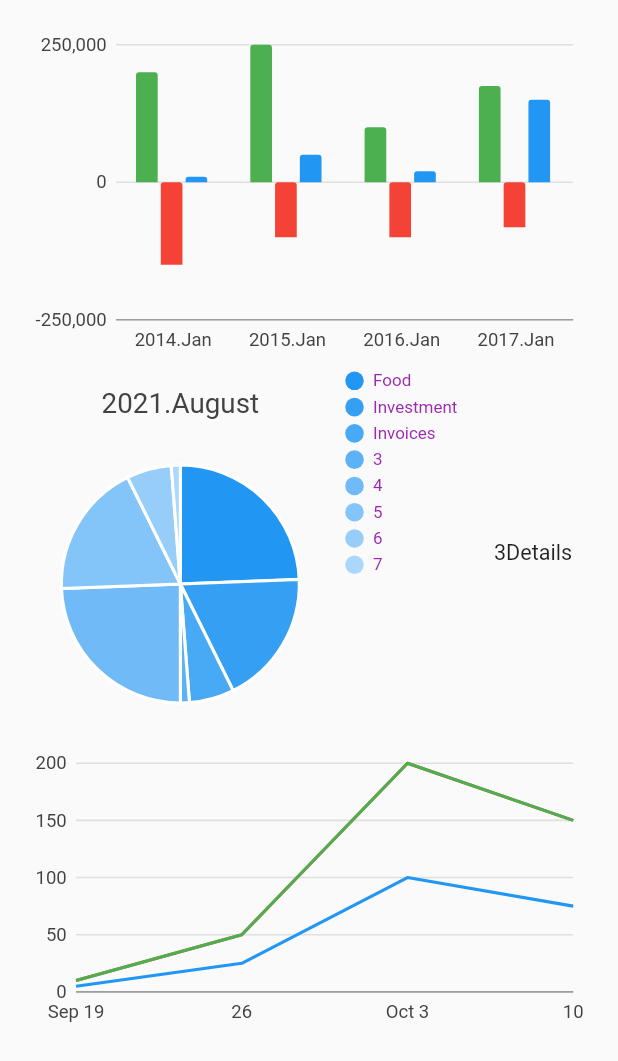
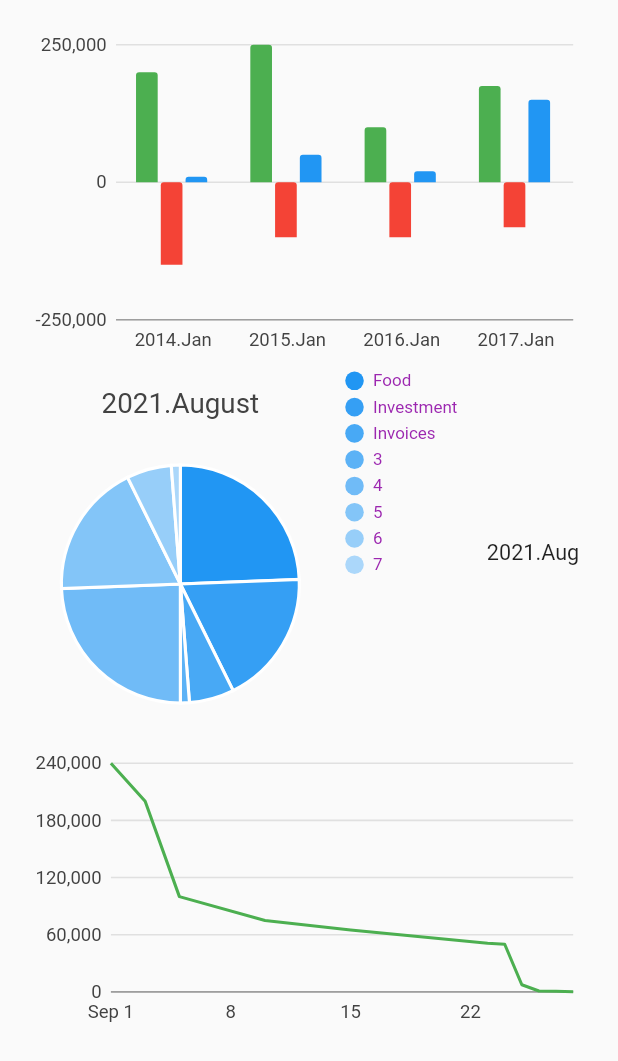
Before and after one commit to dodoqqww/my_budget, a Flutter app: the GraphScreen screen opened directly, on a phone screen of 412 x 824 dp. Shown: the top 1061 px of the screen. Run offline on Flutter 3.47's test engine with Material 2 defaults, Android fonts, the phone set to English and light mode, and no system bars; our stand-ins replace charts_flutter, convex_bottom_bar, expandable, get_it, month_picker_dialog, responsive_framework and 1 more; missing offline and left inert: flutter_date_picker_timeline, flutter_picker; generated files the repository leaves out were written again; Roboto replaces fonts that are missing (Georgia).

Commit message:
graph ui update

```diff
--- a/lib/models/wallet.dart
+++ b/lib/models/wallet.dart
@@ -35,6 +35,7 @@ class Wallet {
   String name;
   double amount;
   WalletType type;
+  //TODO transactions
   //plus options
 
   Wallet(
--- a/lib/ui/screens/graph_screen.dart
+++ b/lib/ui/screens/graph_screen.dart
@@ -58,13 +58,11 @@ class ExpenseChart extends StatelessWidget {
   @override
   Widget build(BuildContext context) {
     return Padding(
-      padding: const EdgeInsets.only(left: 10, right: 10),
-      child: getAppCardStyle(
-        child: Padding(
-            padding: EdgeInsets.all(5),
-            child: DateTimeComboLinePointChart.withSampleData()),
-      ),
-    );
+        padding: const EdgeInsets.only(left: 10, right: 10),
+        child: getAppCardStyle(
+            child: Padding(
+                padding: EdgeInsets.all(5),
+                child: SimpleTimeSeriesChart.withSampleData())));
   }
 }
 
@@ -78,8 +76,16 @@ class IncomeChart extends StatelessWidget {
     return Padding(
       padding: const EdgeInsets.only(right: 10),
       child: getAppCardStyle(
-        child: Center(child: Text("3Details")),
-      ),
+          child: Stack(
+        alignment: AlignmentDirectional.center,
+        children: [
+          //TODO picker mint frequencynél
+          Text("2021.Aug"),
+          //SizedBox(
+          //  width: 20,
+          //),
+        ],
+      )),
     );
   }
 }
--- a/lib/ui/widgets/chart.dart
+++ b/lib/ui/widgets/chart.dart
@@ -19,7 +19,8 @@ class OrdinalComboBarLineChart extends StatelessWidget {
 
   @override
   Widget build(BuildContext context) {
-    return new charts.OrdinalComboChart(seriesList,
+    return new charts.OrdinalComboChart(
+      seriesList,
       animate: animate,
       primaryMeasureAxis: new charts.NumericAxisSpec(
           tickProviderSpec: new charts.BasicNumericTickProviderSpec(
@@ -41,7 +42,24 @@ class OrdinalComboBarLineChart extends StatelessWidget {
             strokeWidthPx: 2,
             // ID used to link series to this renderer.
             customRendererId: 'customLine')
-        ]);
+      ],
+      behaviors: [
+        // new charts.SlidingViewport(),
+        new charts.LinePointHighlighter(
+            showHorizontalFollowLine:
+                charts.LinePointHighlighterFollowLineType.none,
+            showVerticalFollowLine:
+                charts.LinePointHighlighterFollowLineType.nearest),
+        new charts.SelectNearest(
+            eventTrigger: (charts.SelectionTrigger.tapAndDrag)),
+
+        new charts.SlidingViewport(),
+        // A pan and zoom behavior helps demonstrate the sliding viewport
+        // behavior by allowing the data visible in the viewport to be adjusted
+        // dynamically.
+        new charts.PanAndZoomBehavior(),
+      ],
+    );
   }
 
   /// Create series list with multiple series
@@ -195,15 +213,15 @@ class LinearSales {
   LinearSales(this.year, this.sales);
 }
 
-class DateTimeComboLinePointChart extends StatelessWidget {
+class SimpleTimeSeriesChart extends StatelessWidget {
   final List<charts.Series> seriesList;
   final bool animate;
 
-  DateTimeComboLinePointChart(this.seriesList, {this.animate});
+  SimpleTimeSeriesChart(this.seriesList, {this.animate});
 
   /// Creates a [TimeSeriesChart] with sample data and no transition.
-  factory DateTimeComboLinePointChart.withSampleData() {
-    return new DateTimeComboLinePointChart(
+  factory SimpleTimeSeriesChart.withSampleData() {
+    return new SimpleTimeSeriesChart(
       _createSampleData(),
       // Disable animations for image tests.
       animate: false,
@@ -215,17 +233,32 @@ class DateTimeComboLinePointChart extends StatelessWidget {
     return new charts.TimeSeriesChart(
       seriesList,
       animate: animate,
-      // Configure the default renderer as a line renderer. This will be used
-      // for any series that does not define a rendererIdKey.
+      primaryMeasureAxis: new charts.NumericAxisSpec(
+          tickProviderSpec: new charts.BasicNumericTickProviderSpec(
+        // Make sure we don't have values less than 1 as ticks
+        // (ie: counts).
+
+        desiredMinTickCount: 4,
+        dataIsInWholeNumbers: true,
+        // Fixed tick count to highlight the integer only behavior
+        // generating ticks [0, 1, 2, 3, 4].
+      )),
+      //behaviors: [
+      //  // new charts.SlidingViewport(),
+      //  new charts.LinePointHighlighter(
+      //      showHorizontalFollowLine:
+      //          charts.LinePointHighlighterFollowLineType.none,
+      //      showVerticalFollowLine:
+      //          charts.LinePointHighlighterFollowLineType.nearest),
+      //  new charts.SelectNearest(
+      //      eventTrigger: (charts.SelectionTrigger.tapAndDrag)),
 //
-      // This is the default configuration, but is shown here for  illustration.
-      defaultRenderer: new charts.LineRendererConfig(),
-      // Custom renderer configuration for the point series.
-      customSeriesRenderers: [
-        new charts.PointRendererConfig(
-            // ID used to link series to this renderer.
-            customRendererId: 'customPoint')
-      ],
+      //  new charts.SlidingViewport(),
+      //  // A pan and zoom behavior helps demonstrate the sliding viewport
+      //  // behavior by allowing the data visible in the viewport to be adjusted
+      //  // dynamically.
+      //  new charts.PanAndZoomBehavior(),
+      //],
       // Optionally pass in a [DateTimeFactory] used by the chart. The factory
       // should create the same type of [DateTime] as the data provided. If none
       // specified, the default creates local date time.
@@ -235,50 +268,37 @@ class DateTimeComboLinePointChart extends StatelessWidget {
 
   /// Create one series with sample hard coded data.
   static List<charts.Series<TimeSeriesSales, DateTime>> _createSampleData() {
-    final desktopSalesData = [
-      new TimeSeriesSales(new DateTime(2017, 9, 19), 5),
-      new TimeSeriesSales(new DateTime(2017, 9, 26), 25),
-      new TimeSeriesSales(new DateTime(2017, 10, 3), 100),
-      new TimeSeriesSales(new DateTime(2017, 10, 10), 75),
+    final data = [
+      new TimeSeriesSales(new DateTime(2017, 9, 1), 240000),
+      new TimeSeriesSales(new DateTime(2017, 9, 3), 200000),
+      new TimeSeriesSales(new DateTime(2017, 9, 5), 100000),
+      new TimeSeriesSales(new DateTime(2017, 9, 10), 75000),
+      new TimeSeriesSales(new DateTime(2017, 9, 15), 65000),
+      new TimeSeriesSales(new DateTime(2017, 9, 23), 51000),
+      new TimeSeriesSales(new DateTime(2017, 9, 24), 50000),
+      new TimeSeriesSales(new DateTime(2017, 9, 25), 7500),
+      new TimeSeriesSales(new DateTime(2017, 9, 26), 1000),
+      new TimeSeriesSales(new DateTime(2017, 9, 27), 750),
+      new TimeSeriesSales(new DateTime(2017, 9, 28), 75),
     ];
 
-    final tableSalesData = [
-      new TimeSeriesSales(new DateTime(2017, 9, 19), 10),
-      new TimeSeriesSales(new DateTime(2017, 9, 26), 50),
-      new TimeSeriesSales(new DateTime(2017, 10, 3), 200),
-      new TimeSeriesSales(new DateTime(2017, 10, 10), 150),
-    ];
-
-    final mobileSalesData = [
-      new TimeSeriesSales(new DateTime(2017, 9, 19), 10),
-      new TimeSeriesSales(new DateTime(2017, 9, 26), 50),
-      new TimeSeriesSales(new DateTime(2017, 10, 3), 200),
-      new TimeSeriesSales(new DateTime(2017, 10, 10), 150),
-    ];
+// Generate 2 shades of each color so that we can style the line segments.
+    final blue = charts.MaterialPalette.blue.shadeDefault;
+    final red = charts.MaterialPalette.red.shadeDefault;
+    final green = charts.MaterialPalette.green.shadeDefault;
 
     return [
       new charts.Series<TimeSeriesSales, DateTime>(
-        id: 'Desktop',
-        colorFn: (_, __) => charts.MaterialPalette.blue.shadeDefault,
+        id: 'Sales',
+        seriesColor: green,
+        colorFn: (TimeSeriesSales asd, __) =>
+            asd.sales % 10000 == 0 ? green : red,
         domainFn: (TimeSeriesSales sales, _) => sales.time,
         measureFn: (TimeSeriesSales sales, _) => sales.sales,
-        data: desktopSalesData,
-      ),
-      new charts.Series<TimeSeriesSales, DateTime>(
-        id: 'Tablet',
-        colorFn: (_, __) => charts.MaterialPalette.red.shadeDefault,
-        domainFn: (TimeSeriesSales sales, _) => sales.time,
-        measureFn: (TimeSeriesSales sales, _) => sales.sales,
-        data: tableSalesData,
-      ),
-      new charts.Series<TimeSeriesSales, DateTime>(
-          id: 'Mobile',
-          colorFn: (_, __) => charts.MaterialPalette.green.shadeDefault,
-          domainFn: (TimeSeriesSales sales, _) => sales.time,
-          measureFn: (TimeSeriesSales sales, _) => sales.sales,
-          data: mobileSalesData)
-        // Configure our custom point renderer for this series.
-        ..setAttribute(charts.rendererIdKey, 'customPoint'),
+        areaColorFn: (TimeSeriesSales asd, __) =>
+            asd.sales % 10000 == 0 ? green : red,
+        data: data,
+      )
     ];
   }
 }
```
Lines whose indentation alone changed are shown as unchanged.
